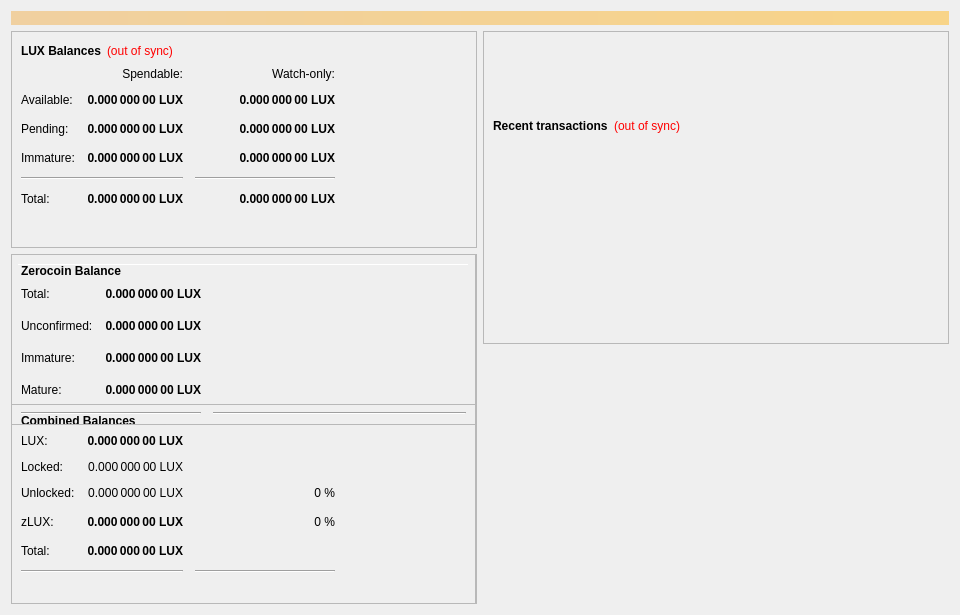
Above: src/qt/forms/overviewpage.ui from LUX-Core/lux before the change. Below: the same form after it.
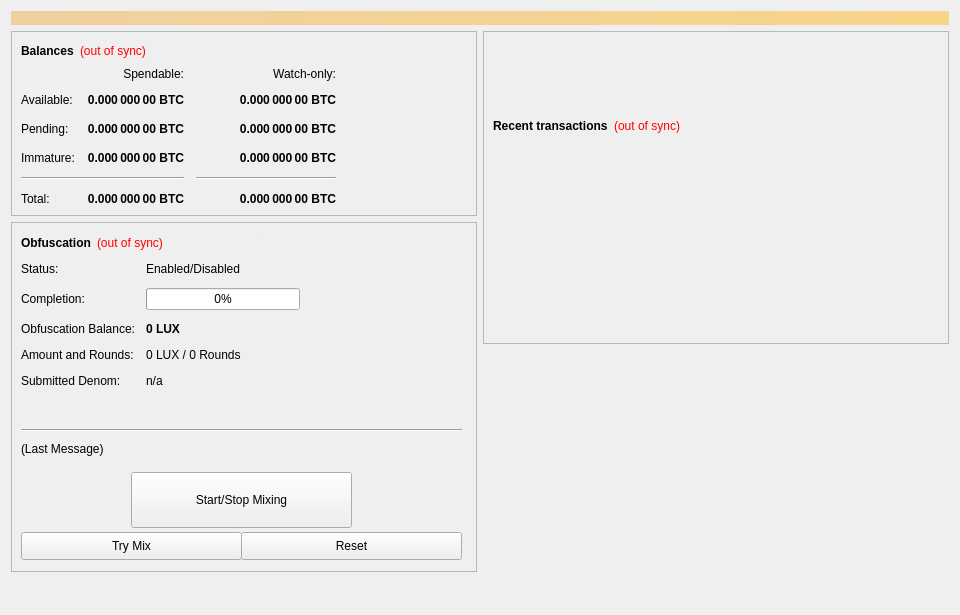
That is the form after the change.

Patch:
```diff
--- a/src/qt/forms/overviewpage.ui
+++ b/src/qt/forms/overviewpage.ui
@@ -60,7 +60,7 @@
                </font>
               </property>
               <property name="text">
-               <string>LUX Balances</string>
+               <string>Balances</string>
               </property>
              </widget>
             </item>
@@ -118,7 +118,7 @@
                <string>Unconfirmed transactions to watch-only addresses</string>
               </property>
               <property name="text">
-               <string notr="true">0.000 000 00 LUX</string>
+               <string notr="true">0.000 000 00 BTC</string>
               </property>
               <property name="alignment">
                <set>Qt::AlignRight|Qt::AlignTrailing|Qt::AlignVCenter</set>
@@ -143,7 +143,7 @@
                <string>Total of transactions that have yet to be confirmed, and do not yet count toward the spendable balance</string>
               </property>
               <property name="text">
-               <string notr="true">0.000 000 00 LUX</string>
+               <string notr="true">0.000 000 00 BTC</string>
               </property>
               <property name="alignment">
                <set>Qt::AlignRight|Qt::AlignTrailing|Qt::AlignVCenter</set>
@@ -168,7 +168,7 @@
                <string>Staked or masternode rewards in watch-only addresses that has not yet matured</string>
               </property>
               <property name="text">
-               <string notr="true">0.000 000 00 LUX</string>
+               <string notr="true">0.000 000 00 BTC</string>
               </property>
               <property name="alignment">
                <set>Qt::AlignRight|Qt::AlignTrailing|Qt::AlignVCenter</set>
@@ -226,7 +226,7 @@
                <string>Staked or masternode rewards that has not yet matured</string>
               </property>
               <property name="text">
-               <string notr="true">0.000 000 00 LUX</string>
+               <string notr="true">0.000 000 00 BTC</string>
               </property>
               <property name="alignment">
                <set>Qt::AlignRight|Qt::AlignTrailing|Qt::AlignVCenter</set>
@@ -271,7 +271,7 @@
                <string>Your current total balance</string>
               </property>
               <property name="text">
-               <string notr="true">0.000 000 00 LUX</string>
+               <string notr="true">0.000 000 00 BTC</string>
               </property>
               <property name="alignment">
                <set>Qt::AlignRight|Qt::AlignTrailing|Qt::AlignVCenter</set>
@@ -296,7 +296,7 @@
                <string>Current total balance in watch-only addresses</string>
               </property>
               <property name="text">
-               <string notr="true">0.000 000 00 LUX</string>
+               <string notr="true">0.000 000 00 BTC</string>
               </property>
               <property name="alignment">
                <set>Qt::AlignRight|Qt::AlignTrailing|Qt::AlignVCenter</set>
@@ -338,7 +338,7 @@
                <string>Your current spendable balance</string>
               </property>
               <property name="text">
-               <string notr="true">0.000 000 00 LUX</string>
+               <string notr="true">0.000 000 00 BTC</string>
               </property>
               <property name="alignment">
                <set>Qt::AlignRight|Qt::AlignTrailing|Qt::AlignVCenter</set>
@@ -363,7 +363,7 @@
                <string>Your current balance in watch-only addresses</string>
               </property>
               <property name="text">
-               <string notr="true">0.000 000 00 LUX</string>
+               <string notr="true">0.000 000 00 BTC</string>
               </property>
               <property name="alignment">
                <set>Qt::AlignRight|Qt::AlignTrailing|Qt::AlignVCenter</set>
@@ -392,19 +392,6 @@
             </item>
            </layout>
           </item>
-          <item>
-           <spacer name="verticalSpacer_4">
-            <property name="orientation">
-             <enum>Qt::Vertical</enum>
-            </property>
-            <property name="sizeHint" stdset="0">
-             <size>
-              <width>20</width>
-              <height>40</height>
-             </size>
-            </property>
-           </spacer>
-          </item>
          </layout>
         </widget>
        </item>
@@ -425,6 +412,112 @@
          <property name="frameShadow">
           <enum>QFrame::Raised</enum>
          </property>
+         <widget class="QWidget" name="formLayoutWidget">
+          <property name="geometry">
+           <rect>
+            <x>10</x>
+            <y>40</y>
+            <width>451</width>
+            <height>161</height>
+           </rect>
+          </property>
+          <layout class="QFormLayout" name="formLayout">
+           <property name="fieldGrowthPolicy">
+            <enum>QFormLayout::AllNonFixedFieldsGrow</enum>
+           </property>
+           <property name="horizontalSpacing">
+            <number>11</number>
+           </property>
+           <property name="verticalSpacing">
+            <number>12</number>
+           </property>
+           <item row="0" column="0">
+            <widget class="QLabel" name="label_6">
+             <property name="text">
+              <string>Status:</string>
+             </property>
+            </widget>
+           </item>
+           <item row="1" column="0">
+            <widget class="QLabel" name="label_7">
+             <property name="text">
+              <string>Completion:</string>
+             </property>
+            </widget>
+           </item>
+           <item row="1" column="1">
+            <widget class="QProgressBar" name="obfuscationProgress">
+             <property name="maximumSize">
+              <size>
+               <width>154</width>
+               <height>16777215</height>
+              </size>
+             </property>
+             <property name="value">
+              <number>0</number>
+             </property>
+            </widget>
+           </item>
+           <item row="2" column="0">
+            <widget class="QLabel" name="labelAnonymizedText">
+             <property name="text">
+              <string>Obfuscation Balance:</string>
+             </property>
+            </widget>
+           </item>
+           <item row="2" column="1">
+            <widget class="QLabel" name="labelAnonymized">
+             <property name="font">
+              <font>
+               <weight>75</weight>
+               <bold>true</bold>
+              </font>
+             </property>
+             <property name="text">
+              <string notr="true">0 LUX</string>
+             </property>
+            </widget>
+           </item>
+           <item row="3" column="0">
+            <widget class="QLabel" name="label_8">
+             <property name="text">
+              <string>Amount and Rounds:</string>
+             </property>
+            </widget>
+           </item>
+           <item row="3" column="1">
+            <widget class="QLabel" name="labelAmountRounds">
+             <property name="text">
+              <string>0 LUX / 0 Rounds</string>
+             </property>
+            </widget>
+           </item>
+           <item row="4" column="0">
+            <widget class="QLabel" name="label_9">
+             <property name="text">
+              <string>Submitted Denom:</string>
+             </property>
+            </widget>
+           </item>
+           <item row="4" column="1">
+            <widget class="QLabel" name="labelSubmittedDenom">
+             <property name="toolTip">
+              <string>The denominations you submitted to the Masternode.&lt;br&gt;To mix, other users must submit the exact same denominations.</string>
+             </property>
+             <property name="text">
+              <string>n/a</string>
+             </property>
+            </widget>
+           </item>
+           <item row="0" column="1">
+            <widget class="QLabel" name="obfuscationEnabled">
+             <property name="text">
+              <string>Enabled/Disabled</string>
+             </property>
+            </widget>
+           </item>
+          </layout>
+         </widget>
          <widget class="QPushButton" name="runAutoDenom">
           <property name="geometry">
            <rect>
@@ -862,557 +955,179 @@
            <bool>true</bool>
           </property>
          </widget>
-         <widget class="Line" name="line">
+         <widget class="QPushButton" name="toggleObfuscation">
           <property name="geometry">
            <rect>
-            <x>7</x>
-            <y>10</y>
-            <width>451</width>
-            <height>1</height>
+            <x>120</x>
+            <y>250</y>
+            <width>221</width>
+            <height>56</height>
+           </rect>
+          </property>
+          <property name="sizePolicy">
+           <sizepolicy hsizetype="MinimumExpanding" vsizetype="Fixed">
+            <horstretch>0</horstretch>
+            <verstretch>0</verstretch>
+           </sizepolicy>
+          </property>
+          <property name="text">
+           <string>Start/Stop Mixing</string>
+          </property>
+         </widget>
+         <widget class="Line" name="lineLastMessage">
+          <property name="geometry">
+           <rect>
+            <x>10</x>
+            <y>200</y>
+            <width>441</width>
+            <height>16</height>
            </rect>
           </property>
           <property name="orientation">
            <enum>Qt::Horizontal</enum>
           </property>
          </widget>
-         <widget class="QFrame" name="frame_3">
+         <widget class="QLabel" name="obfuscationStatus">
           <property name="geometry">
            <rect>
-            <x>0</x>
-            <y>150</y>
-            <width>465</width>
-            <height>201</height>
+            <x>10</x>
+            <y>220</y>
+            <width>451</width>
+            <height>61</height>
            </rect>
           </property>
-          <property name="frameShape">
-           <enum>QFrame::StyledPanel</enum>
+          <property name="minimumSize">
+           <size>
+            <width>288</width>
+            <height>43</height>
+           </size>
           </property>
-          <property name="frameShadow">
-           <enum>QFrame::Raised</enum>
+          <property name="text">
+           <string>(Last Message)</string>
           </property>
-          <layout class="QVBoxLayout" name="verticalLayout_5">
+          <property name="alignment">
+           <set>Qt::AlignLeading|Qt::AlignLeft|Qt::AlignTop</set>
+          </property>
+          <property name="wordWrap">
+           <bool>true</bool>
+          </property>
+         </widget>
+         <widget class="QPushButton" name="obfuscationAuto">
+          <property name="geometry">
+           <rect>
+            <x>10</x>
+            <y>310</y>
+            <width>221</width>
+            <height>28</height>
+           </rect>
+          </property>
+          <property name="sizePolicy">
+           <sizepolicy hsizetype="MinimumExpanding" vsizetype="Fixed">
+            <horstretch>0</horstretch>
+            <verstretch>0</verstretch>
+           </sizepolicy>
+          </property>
+          <property name="toolTip">
+           <string>Try to manually submit a Obfuscation request.</string>
+          </property>
+          <property name="text">
+           <string>Try Mix</string>
+          </property>
+         </widget>
+         <widget class="QPushButton" name="obfuscationReset">
+          <property name="geometry">
+           <rect>
+            <x>230</x>
+            <y>310</y>
+            <width>221</width>
+            <height>28</height>
+           </rect>
+          </property>
+          <property name="sizePolicy">
+           <sizepolicy hsizetype="MinimumExpanding" vsizetype="Fixed">
+            <horstretch>0</horstretch>
+            <verstretch>0</verstretch>
+           </sizepolicy>
+          </property>
+          <property name="toolTip">
+           <string>Reset the current status of Obfuscation (can interrupt Obfuscation if it's in the process of Mixing, which can cost you money!)</string>
+          </property>
+          <property name="autoFillBackground">
+           <bool>false</bool>
+          </property>
+          <property name="text">
+           <string>Reset</string>
+          </property>
+         </widget>
+         <widget class="QWidget" name="layoutWidget">
+          <property name="geometry">
+           <rect>
+            <x>10</x>
+            <y>10</y>
+            <width>431</width>
+            <height>22</height>
+           </rect>
+          </property>
+          <layout class="QHBoxLayout" name="horizontalLayout_5">
            <item>
-            <layout class="QHBoxLayout" name="horizontalLayout_5" stretch="0">
-             <item>
-              <widget class="QLabel" name="label_5z">
-               <property name="maximumSize">
-                <size>
-                 <width>16777215</width>
-                 <height>20</height>
-                </size>
-               </property>
-               <property name="font">
-                <font>
-                 <weight>75</weight>
-                 <bold>true</bold>
-                </font>
-               </property>
-               <property name="toolTip">
-                <string>Combined Balances (including unconfirmed and immature coins)</string>
-               </property>
-               <property name="text">
-                <string>&lt;html&gt;&lt;head/&gt;&lt;body&gt;&lt;p&gt;Combined Balances&lt;/p&gt;&lt;/body&gt;&lt;/html&gt;</string>
-               </property>
-              </widget>
-             </item>
-            </layout>
+            <widget class="QLabel" name="label_2">
+             <property name="font">
+              <font>
+               <weight>75</weight>
+               <bold>true</bold>
+              </font>
+             </property>
+             <property name="text">
+              <string>Obfuscation</string>
+             </property>
+            </widget>
            </item>
            <item>
-            <layout class="QGridLayout" name="gridLayout_3">
-             <property name="spacing">
-              <number>12</number>
+            <widget class="QLabel" name="labelObfuscationSyncStatus">
+             <property name="toolTip">
+              <string>The displayed information may be out of date. Your wallet automatically synchronizes with the LUX network after a connection is established, but this process has not completed yet.</string>
              </property>
-             <item row="7" column="0" colspan="2">
-              <widget class="Line" name="lineSpendableBalance_3">
-               <property name="orientation">
-                <enum>Qt::Horizontal</enum>
-               </property>
-              </widget>
-             </item>
-             <item row="7" column="2">
-              <widget class="Line" name="lineWatchBalance_3">
-               <property name="sizePolicy">
-                <sizepolicy hsizetype="Preferred" vsizetype="Fixed">
-                 <horstretch>0</horstretch>
-                 <verstretch>0</verstretch>
-                </sizepolicy>
-               </property>
-               <property name="minimumSize">
-                <size>
-                 <width>140</width>
-                 <height>0</height>
-                </size>
-               </property>
-               <property name="orientation">
-                <enum>Qt::Horizontal</enum>
-               </property>
-              </widget>
-             </item>
-             <item row="4" column="1">
-              <widget class="QLabel" name="labelzBalancez">
-               <property name="font">
-                <font>
-                 <weight>75</weight>
-                 <bold>true</bold>
-                </font>
-               </property>
-               <property name="cursor">
-                <cursorShape>IBeamCursor</cursorShape>
-               </property>
-               <property name="toolTip">
-                <string>Total of transactions that have yet to be confirmed, and do not yet count toward the spendable balance</string>
-               </property>
-               <property name="text">
-                <string notr="true">0.000 000 00 LUX</string>
-               </property>
-               <property name="alignment">
-                <set>Qt::AlignRight|Qt::AlignTrailing|Qt::AlignVCenter</set>
-               </property>
-               <property name="textInteractionFlags">
-                <set>Qt::LinksAccessibleByMouse|Qt::TextSelectableByKeyboard|Qt::TextSelectableByMouse</set>
-               </property>
-              </widget>
-             </item>
-             <item row="6" column="1">
-              <widget class="QLabel" name="labelTotalz">
-               <property name="font">
-                <font>
-                 <weight>75</weight>
-                 <bold>true</bold>
-                </font>
-               </property>
-               <property name="cursor">
-                <cursorShape>IBeamCursor</cursorShape>
-               </property>
-               <property name="toolTip">
-                <string>Total Balance, including unconfirmed and immature coins.</string>
-               </property>
-               <property name="text">
-                <string notr="true">0.000 000 00 LUX</string>
-               </property>
-               <property name="alignment">
-                <set>Qt::AlignRight|Qt::AlignTrailing|Qt::AlignVCenter</set>
-               </property>
-               <property name="textInteractionFlags">
-                <set>Qt::LinksAccessibleByMouse|Qt::TextSelectableByKeyboard|Qt::TextSelectableByMouse</set>
-               </property>
-              </widget>
-             </item>
-             <item row="4" column="3">
-              <spacer name="horizontalSpacer_6">
-               <property name="orientation">
-                <enum>Qt::Horizontal</enum>
-               </property>
-               <property name="sizeHint" stdset="0">
-                <size>
-                 <width>40</width>
-                 <height>20</height>
-                </size>
-               </property>
-              </spacer>
-             </item>
-             <item row="6" column="0">
-              <widget class="QLabel" name="labelTotalTextz">
-               <property name="text">
-                <string>Total:</string>
-               </property>
-              </widget>
-             </item>
-             <item row="1" column="0">
-              <widget class="QLabel" name="labelBalanceTextz">
-               <property name="text">
-                <string>LUX:</string>
-               </property>
-              </widget>
-             </item>
-             <item row="1" column="1">
-              <widget class="QLabel" name="labelBalancez">
-               <property name="font">
-                <font>
-                 <weight>75</weight>
-                 <bold>true</bold>
-                </font>
-               </property>
-               <property name="cursor">
-                <cursorShape>IBeamCursor</cursorShape>
-               </property>
-               <property name="toolTip">
-                <string>Your current spendable balance</string>
-               </property>
-               <property name="text">
-                <string notr="true">0.000 000 00 LUX</string>
-               </property>
-               <property name="alignment">
-                <set>Qt::AlignRight|Qt::AlignTrailing|Qt::AlignVCenter</set>
-               </property>
-               <property name="textInteractionFlags">
-                <set>Qt::LinksAccessibleByMouse|Qt::TextSelectableByKeyboard|Qt::TextSelectableByMouse</set>
-               </property>
-              </widget>
-             </item>
-             <item row="4" column="0">
-              <widget class="QLabel" name="labelzBalanceTextz">
-               <property name="toolTip">
-                <string/>
-               </property>
-               <property name="text">
-                <string>zLUX:</string>
-               </property>
-              </widget>
-             </item>
-             <item row="4" column="2">
-              <widget class="QLabel" name="labelzLUXPercent">
-               <property name="toolTip">
-                <string>Current percentage of zLUX.
-If AutoMint is enabled this percentage will settle around the configured AutoMint percentage (default = 10%)</string>
-               </property>
-               <property name="text">
-                <string>0 %</string>
-               </property>
-               <property name="alignment">
-                <set>Qt::AlignRight|Qt::AlignTrailing|Qt::AlignVCenter</set>
-               </property>
-              </widget>
-             </item>
-             <item row="6" column="2">
-              <widget class="QLabel" name="label100Percent">
-               <property name="text">
-                <string/>
-               </property>
-               <property name="alignment">
-                <set>Qt::AlignRight|Qt::AlignTrailing|Qt::AlignVCenter</set>
-               </property>
-              </widget>
-             </item>
-             <item row="2" column="1">
-              <widget class="QLabel" name="labelLockedBalance">
-               <property name="toolTip">
-                <string>Locked LUX or Masternode collaterals. These are excluded from zLUX minting.</string>
-               </property>
-               <property name="text">
-                <string>0.000 000 00 LUX</string>
-               </property>
-               <property name="alignment">
-                <set>Qt::AlignRight|Qt::AlignTrailing|Qt::AlignVCenter</set>
-               </property>
-              </widget>
-             </item>
-             <item row="2" column="0">
-              <widget class="QLabel" name="labelLockedBalanceText">
-               <property name="toolTip">
-                <string>Locked LUX or Masternode collaterals. These are excluded from zLUX minting.</string>
-               </property>
-               <property name="text">
-                <string>Locked:</string>
-               </property>
-              </widget>
-             </item>
-             <item row="3" column="0">
-              <widget class="QLabel" name="labelUnLockedBalanceText">
-               <property name="toolTip">
-                <string>Unlocked LUXs. These can be used for zLUX minting.</string>
-               </property>
-               <property name="text">
-                <string>Unlocked:</string>
-               </property>
-              </widget>
-             </item>
-             <item row="3" column="1">
-              <widget class="QLabel" name="labelUnLockedBalance">
-               <property name="toolTip">
-                <string>Unlocked LUXs. These can be used for zLUX minting.</string>
-               </property>
-               <property name="text">
-                <string>0.000 000 00 LUX</string>
-               </property>
-               <property name="alignment">
-                <set>Qt::AlignRight|Qt::AlignTrailing|Qt::AlignVCenter</set>
-               </property>
-              </widget>
-             </item>
-             <item row="3" column="2">
-              <widget class="QLabel" name="labelLUXPercent">
-               <property name="text">
-                <string>0 %</string>
-               </property>
-               <property name="alignment">
-                <set>Qt::AlignRight|Qt::AlignTrailing|Qt::AlignVCenter</set>
-               </property>
-              </widget>
-             </item>
-            </layout>
+             <property name="styleSheet">
+              <string notr="true">QLabel { color: red; }</string>
+             </property>
+             <property name="text">
+              <string notr="true">(out of sync)</string>
+             </property>
+             <property name="alignment">
+              <set>Qt::AlignLeading|Qt::AlignLeft|Qt::AlignVCenter</set>
+             </property>
+            </widget>
            </item>
            <item>
-            <spacer name="verticalSpacer">
+            <spacer name="horizontalSpacer_4">
              <property name="orientation">
-              <enum>Qt::Vertical</enum>
+              <enum>Qt::Horizontal</enum>
              </property>
              <property name="sizeHint" stdset="0">
               <size>
-               <width>20</width>
-               <height>40</height>
+               <width>40</width>
+               <height>20</height>
               </size>
              </property>
             </spacer>
            </item>
           </layout>
          </widget>
-         <widget class="QFrame" name="frame_4">
-          <property name="geometry">
-           <rect>
-            <x>0</x>
-            <y>0</y>
-            <width>465</width>
-            <height>171</height>
-           </rect>
-          </property>
-          <property name="frameShape">
-           <enum>QFrame::StyledPanel</enum>
-          </property>
-          <property name="frameShadow">
-           <enum>QFrame::Raised</enum>
-          </property>
-          <layout class="QVBoxLayout" name="verticalLayout_7">
-           <item>
-            <layout class="QHBoxLayout" name="horizontalLayout_8" stretch="0">
-             <item>
-              <widget class="QLabel" name="label_5z_3">
-               <property name="maximumSize">
-                <size>
-                 <width>16777215</width>
-                 <height>20</height>
-                </size>
-               </property>
-               <property name="font">
-                <font>
-                 <weight>75</weight>
-                 <bold>true</bold>
-                </font>
-               </property>
-               <property name="text">
-                <string>Zerocoin Balance</string>
-               </property>
-              </widget>
-             </item>
-            </layout>
-           </item>
-           <item>
-            <layout class="QGridLayout" name="gridLayout_5">
-             <property name="spacing">
-              <number>12</number>
-             </property>
-             <item row="4" column="0">
-              <widget class="QLabel" name="labelzBalanceMatureText">
-               <property name="toolTip">
-                <string>Mature: more than 20 confirmation and more than 3 mints of the same denomination after it was minted.
-These zLUX are spendable.</string>
-               </property>
-               <property name="text">
-                <string>Mature:</string>
-               </property>
-              </widget>
-             </item>
-             <item row="5" column="0" colspan="2">
-              <widget class="Line" name="lineSpendableBalance_5">
-               <property name="orientation">
-                <enum>Qt::Horizontal</enum>
-               </property>
-              </widget>
-             </item>
-             <item row="1" column="1">
-              <widget class="QLabel" name="labelzBalance">
-               <property name="font">
-                <font>
-                 <weight>75</weight>
-                 <bold>true</bold>
-                </font>
-               </property>
-               <property name="cursor">
-                <cursorShape>IBeamCursor</cursorShape>
-               </property>
-               <property name="toolTip">
-                <string>All available zLUX, unconfirmed and immature zLUX included.</string>
-               </property>
-               <property name="text">
-                <string notr="true">0.000 000 00 LUX</string>
-               </property>
-               <property name="alignment">
-                <set>Qt::AlignRight|Qt::AlignTrailing|Qt::AlignVCenter</set>
-               </property>
-               <property name="textInteractionFlags">
-                <set>Qt::LinksAccessibleByMouse|Qt::TextSelectableByKeyboard|Qt::TextSelectableByMouse</set>
-               </property>
-              </widget>
-             </item>
-             <item row="5" column="2">
-              <widget class="Line" name="lineWatchBalance_5">
-               <property name="sizePolicy">
-                <sizepolicy hsizetype="Preferred" vsizetype="Fixed">
-                 <horstretch>0</horstretch>
-                 <verstretch>0</verstretch>
-                </sizepolicy>
-               </property>
-               <property name="minimumSize">
-                <size>
-                 <width>140</width>
-                 <height>0</height>
-                </size>
-               </property>
-               <property name="orientation">
-                <enum>Qt::Horizontal</enum>
-               </property>
-              </widget>
-             </item>
-             <item row="1" column="0">
-              <widget class="QLabel" name="labelzBalanceText">
-               <property name="toolTip">
-                <string>All available zLUX, unconfirmed and immature zLUX included.</string>
-               </property>
-               <property name="text">
-                <string>Total:</string>
-               </property>
-              </widget>
-             </item>
-             <item row="1" column="2">
-              <spacer name="horizontalSpacer_8">
-               <property name="orientation">
-                <enum>Qt::Horizontal</enum>
-               </property>
-               <property name="sizeHint" stdset="0">
-                <size>
-                 <width>40</width>
-                 <height>20</height>
-                </size>
-               </property>
-              </spacer>
-             </item>
-             <item row="4" column="2">
-              <spacer name="horizontalSpacer_4">
-               <property name="orientation">
-                <enum>Qt::Horizontal</enum>
-               </property>
-               <property name="sizeHint" stdset="0">
-                <size>
-                 <width>40</width>
-                 <height>20</height>
-                </size>
-               </property>
-              </spacer>
-             </item>
-             <item row="4" column="1">
-              <widget class="QLabel" name="labelzBalanceMature">
-               <property name="font">
-                <font>
-                 <weight>75</weight>
-                 <bold>true</bold>
-                </font>
-               </property>
-               <property name="toolTip">
-                <string>Mature: more than 20 confirmation and more than 3 mints of the same denomination after it was minted.
-These zLUX are spendable.</string>
-               </property>
-               <property name="text">
-                <string>0.000 000 00 LUX</string>
-               </property>
-               <property name="alignment">
-                <set>Qt::AlignRight|Qt::AlignTrailing|Qt::AlignVCenter</set>
-               </property>
-              </widget>
-             </item>
-             <item row="2" column="0">
-              <widget class="QLabel" name="labelzBalanceUnconfirmedText">
-               <property name="toolTip">
-                <string>Unconfirmed: less than 20 confirmations
-Immature: confirmed, but less than 3 mints of the same denomination after it was minted</string>
-               </property>
-               <property name="text">
-                <string>Unconfirmed:</string>
-               </property>
-              </widget>
-             </item>
-             <item row="2" column="1">
-              <widget class="QLabel" name="labelzBalanceUnconfirmed">
-               <property name="font">
-                <font>
-                 <weight>75</weight>
-                 <bold>true</bold>
-                </font>
-               </property>
-               <property name="toolTip">
-                <string>Unconfirmed: less than 20 confirmations
-Immature: confirmed, but less than 3 mints of the same denomination after it was minted</string>
-               </property>
-               <property name="text">
-                <string>0.000 000 00 LUX</string>
-               </property>
-               <property name="alignment">
-                <set>Qt::AlignRight|Qt::AlignTrailing|Qt::AlignVCenter</set>
-               </property>
-              </widget>
-             </item>
-             <item row="2" column="2">
-              <spacer name="horizontalSpacer_5">
-               <property name="orientation">
-                <enum>Qt::Horizontal</enum>
-               </property>
-               <property name="sizeHint" stdset="0">
-                <size>
-                 <width>40</width>
-                 <height>20</height>
-                </size>
-               </property>
-              </spacer>
-             </item>
-             <item row="3" column="0">
-              <widget class="QLabel" name="labelzBalanceImmatureText">
-               <property name="toolTip">
-                <string>Unconfirmed: less than 20 confirmations
-Immature: confirmed, but less than 3 mints of the same denomination after it was minted</string>
-               </property>
-               <property name="text">
-                <string>Immature:</string>
-               </property>
-              </widget>
-             </item>
-             <item row="3" column="1">
-              <widget class="QLabel" name="labelzBalanceImmature">
-               <property name="font">
-                <font>
-                 <weight>75</weight>
-                 <bold>true</bold>
-                </font>
-               </property>
-               <property name="toolTip">
-                <string>Unconfirmed: less than 20 confirmations
-Immature: confirmed, but less than 3 mints of the same denomination after it was minted</string>
-               </property>
-               <property name="text">
-                <string>0.000 000 00 LUX</string>
-               </property>
-               <property name="alignment">
-                <set>Qt::AlignRight|Qt::AlignTrailing|Qt::AlignVCenter</set>
-               </property>
-              </widget>
-             </item>
-             <item row="3" column="2">
-              <spacer name="horizontalSpacer_7">
-               <property name="orientation">
-                <enum>Qt::Horizontal</enum>
-               </property>
-               <property name="sizeHint" stdset="0">
-                <size>
-                 <width>40</width>
-                 <height>20</height>
-                </size>
-               </property>
-              </spacer>
-             </item>
-            </layout>
-           </item>
-          </layout>
-         </widget>
         </widget>
        </item>
+       <item>
+        <spacer name="verticalSpacer">
+         <property name="orientation">
+          <enum>Qt::Vertical</enum>
+         </property>
+         <property name="sizeHint" stdset="0">
+          <size>
+           <width>20</width>
+           <height>40</height>
+          </size>
+         </property>
+        </spacer>
+       </item>
       </layout>
      </item>
      <item>
```
